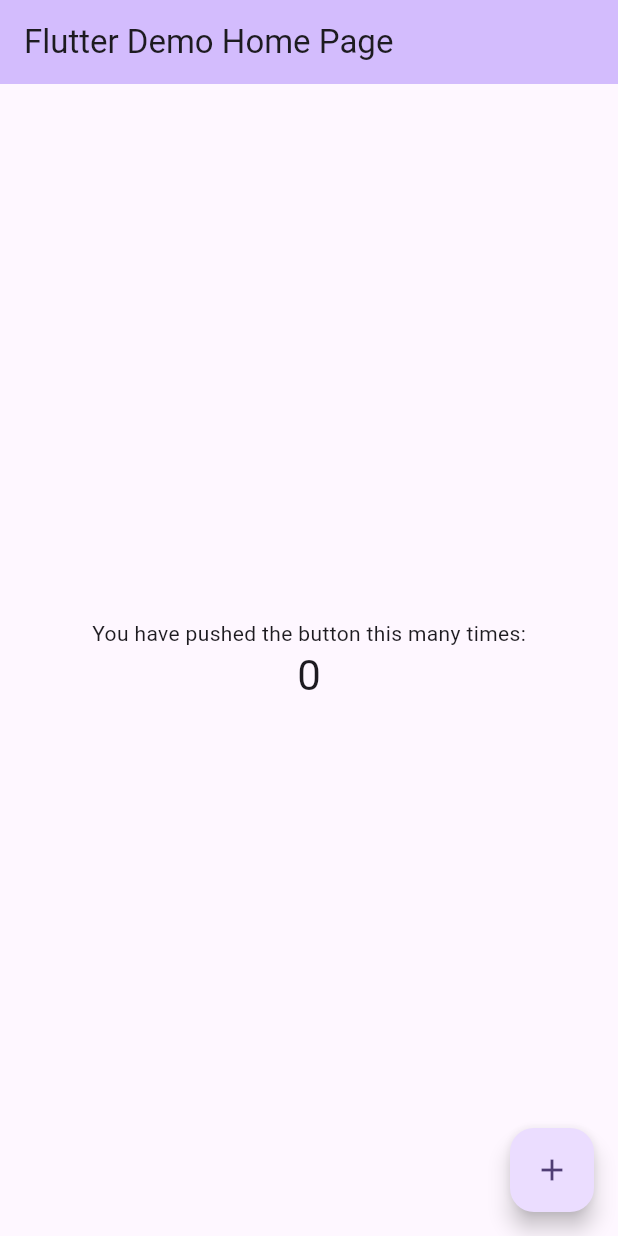
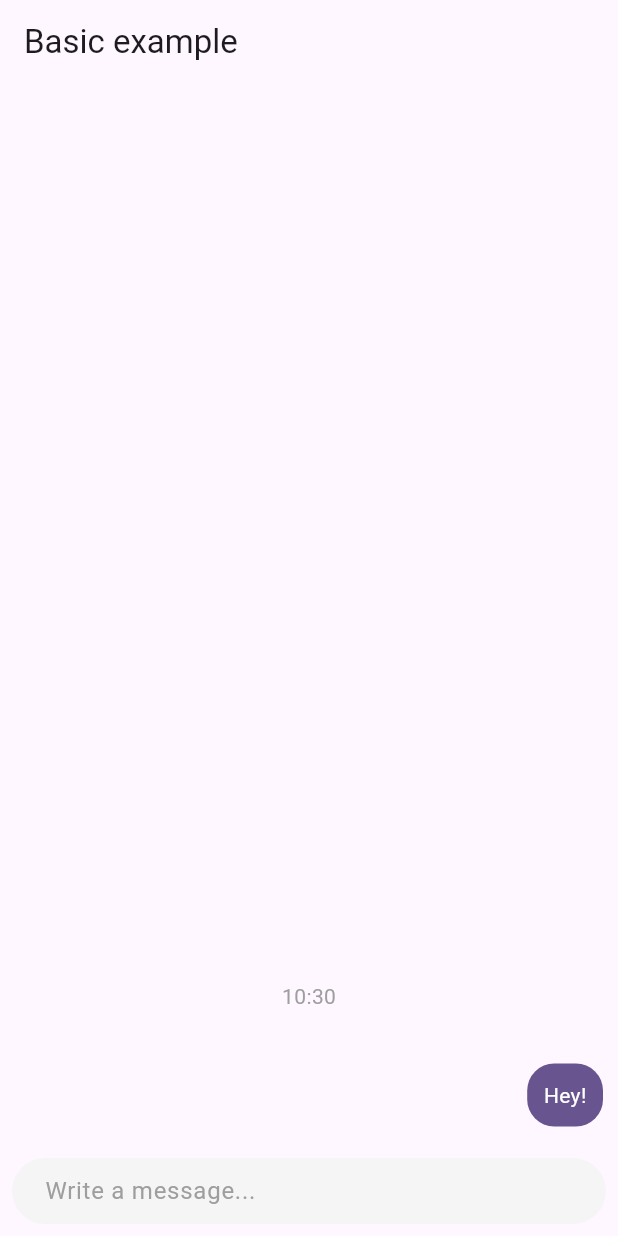
Before and after one commit to Nana-Kwame-bot/langchain_cli_examples, a Flutter app: the screen it shows after launch, on a phone screen of 412 x 824 dp. Run offline on Flutter 3.47's test engine with Material 3 defaults, Android fonts, the phone set to English and light mode, and no system bars; drawn by our look-alikes of dash_chat_2; missing offline and left inert: langchain, langchain_chroma, langchain_community, langchain_google, langchain_ollama.

Commit message:
feat:  add basic chat example

```diff
--- a/packages/apps/multi_modal/analysis_options.yaml
+++ b/packages/apps/multi_modal/analysis_options.yaml
@@ -23,5 +23,6 @@ linter:
   rules:
     prefer_double_quotes: true
     prefer_single_quotes: false
+    library_private_types_in_public_api: false
 # Additional information about this file can be found at
 # https://dart.dev/guides/language/analysis-options
--- /dev/null
+++ b/packages/apps/multi_modal/lib/basic.dart
@@ -0,0 +1,43 @@
+import "package:dash_chat_2/dash_chat_2.dart";
+import "package:flutter/material.dart";
+
+class Basic extends StatefulWidget {
+  const Basic({super.key});
+
+  @override
+  _BasicState createState() => _BasicState();
+}
+
+class _BasicState extends State<Basic> {
+  static ChatUser user = ChatUser(
+    id: "1",
+    firstName: "Charles",
+    lastName: "Leclerc",
+  );
+
+  List<ChatMessage> messages = <ChatMessage>[
+    ChatMessage(
+      text: "Hey!",
+      user: user,
+      createdAt: DateTime.now(),
+    ),
+  ];
+
+  @override
+  Widget build(BuildContext context) {
+    return Scaffold(
+      appBar: AppBar(
+        title: const Text("Basic example"),
+      ),
+      body: DashChat(
+        currentUser: user,
+        onSend: (ChatMessage m) {
+          setState(() {
+            messages.insert(0, m);
+          });
+        },
+        messages: messages,
+      ),
+    );
+  }
+}
--- a/packages/apps/multi_modal/lib/main.dart
+++ b/packages/apps/multi_modal/lib/main.dart
@@ -1,4 +1,5 @@
 import "package:flutter/material.dart";
+import "package:multi_modal/basic.dart";
 
 void main() {
   runApp(const MyApp());
@@ -31,7 +32,8 @@ class MyApp extends StatelessWidget {
         colorScheme: ColorScheme.fromSeed(seedColor: Colors.deepPurple),
         useMaterial3: true,
       ),
-      home: const MyHomePage(title: "Flutter Demo Home Page"),
+      // home: const MyHomePage(title: "Flutter Demo Home Page"),
+      home: Basic(),
     );
   }
 }
```
Also changed, not shown: packages/apps/multi_modal/pubspec.yaml (+4 -12 lines), pubspec.lock, 11 other files.
